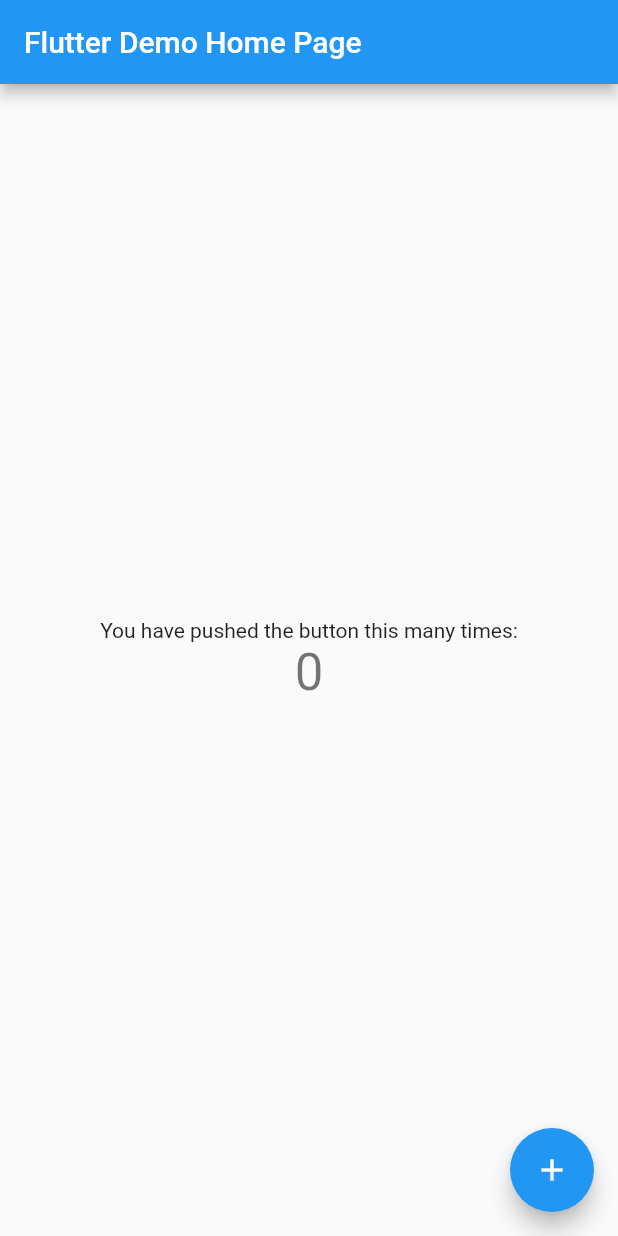
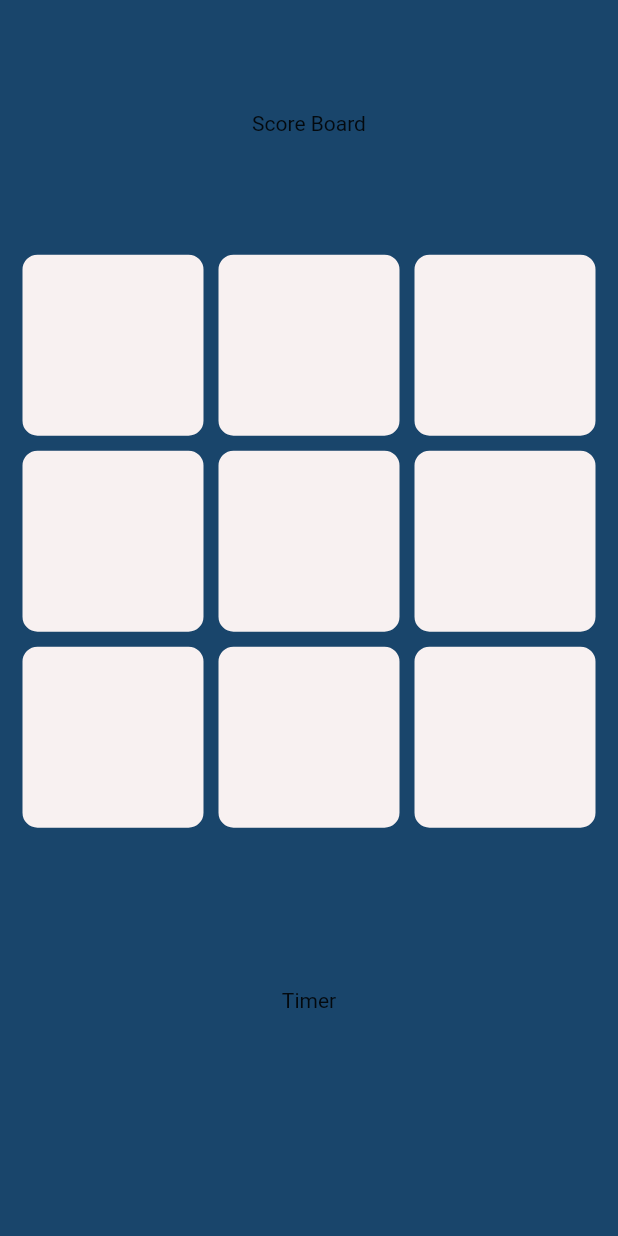
Before and after one commit to framadhan99/tic_tac_toe_game, a Flutter app: the screen it shows after launch, on a phone screen of 412 x 824 dp. Run offline on Flutter 3.47's test engine with Material 2 defaults, Android fonts, the phone set to English and light mode, and no system bars.

```diff
--- a/lib/main.dart
+++ b/lib/main.dart
@@ -1,4 +1,5 @@
 import 'package:flutter/material.dart';
+import 'package:tic_tac_toe_game/pages/home_page.dart';
 
 void main() {
   runApp(const MyApp());
@@ -11,105 +12,8 @@ class MyApp extends StatelessWidget {
   @override
   Widget build(BuildContext context) {
     return MaterialApp(
-      title: 'Flutter Demo',
-      theme: ThemeData(
-        // This is the theme of your application.
-        //
-        // Try running your application with "flutter run". You'll see the
-        // application has a blue toolbar. Then, without quitting the app, try
-        // changing the primarySwatch below to Colors.green and then invoke
-        // "hot reload" (press "r" in the console where you ran "flutter run",
-        // or simply save your changes to "hot reload" in a Flutter IDE).
-        // Notice that the counter didn't reset back to zero; the application
-        // is not restarted.
-        primarySwatch: Colors.blue,
-      ),
-      home: const MyHomePage(title: 'Flutter Demo Home Page'),
+      debugShowCheckedModeBanner: false,
+      home: HomePage(),
     );
   }
 }
-
-class MyHomePage extends StatefulWidget {
-  const MyHomePage({super.key, required this.title});
-
-  // This widget is the home page of your application. It is stateful, meaning
-  // that it has a State object (defined below) that contains fields that affect
-  // how it looks.
-
-  // This class is the configuration for the state. It holds the values (in this
-  // case the title) provided by the parent (in this case the App widget) and
-  // used by the build method of the State. Fields in a Widget subclass are
-  // always marked "final".
-
-  final String title;
-
-  @override
-  State<MyHomePage> createState() => _MyHomePageState();
-}
-
-class _MyHomePageState extends State<MyHomePage> {
-  int _counter = 0;
-
-  void _incrementCounter() {
-    setState(() {
-      // This call to setState tells the Flutter framework that something has
-      // changed in this State, which causes it to rerun the build method below
-      // so that the display can reflect the updated values. If we changed
-      // _counter without calling setState(), then the build method would not be
-      // called again, and so nothing would appear to happen.
-      _counter++;
-    });
-  }
-
-  @override
-  Widget build(BuildContext context) {
-    // This method is rerun every time setState is called, for instance as done
-    // by the _incrementCounter method above.
-    //
-    // The Flutter framework has been optimized to make rerunning build methods
-    // fast, so that you can just rebuild anything that needs updating rather
-    // than having to individually change instances of widgets.
-    return Scaffold(
-      appBar: AppBar(
-        // Here we take the value from the MyHomePage object that was created by
-        // the App.build method, and use it to set our appbar title.
-        title: Text(widget.title),
-      ),
-      body: Center(
-        // Center is a layout widget. It takes a single child and positions it
-        // in the middle of the parent.
-        child: Column(
-          // Column is also a layout widget. It takes a list of children and
-          // arranges them vertically. By default, it sizes itself to fit its
-          // children horizontally, and tries to be as tall as its parent.
-          //
-          // Invoke "debug painting" (press "p" in the console, choose the
-          // "Toggle Debug Paint" action from the Flutter Inspector in Android
-          // Studio, or the "Toggle Debug Paint" command in Visual Studio Code)
-          // to see the wireframe for each widget.
-          //
-          // Column has various properties to control how it sizes itself and
-          // how it positions its children. Here we use mainAxisAlignment to
-          // center the children vertically; the main axis here is the vertical
-          // axis because Columns are vertical (the cross axis would be
-          // horizontal).
-          mainAxisAlignment: MainAxisAlignment.center,
-          children: <Widget>[
-            const Text(
-              'You have pushed the button this many times:',
-            ),
-            Text(
-              '$_counter',
-              style: Theme.of(context).textTheme.headline4,
-            ),
-          ],
-        ),
-      ),
-      floatingActionButton: FloatingActionButton(
-        onPressed: _incrementCounter,
-        tooltip: 'Increment',
-        child: const Icon(Icons.add),
-      ), // This trailing comma makes auto-formatting nicer for build methods.
-    );
-  }
-}
--- /dev/null
+++ b/lib/pages/home_page.dart
@@ -0,0 +1,79 @@
+import 'package:flutter/material.dart';
+import 'package:tic_tac_toe_game/utils/styles.dart';
+
+class HomePage extends StatefulWidget {
+  const HomePage({super.key});
+
+  @override
+  State<HomePage> createState() => _HomePageState();
+}
+
+class _HomePageState extends State<HomePage> {
+  bool oTrun = true;
+  List<String> displayOX = ['', '', '', '', '', '', '', '', ''];
+
+  @override
+  Widget build(BuildContext context) {
+    return Scaffold(
+      backgroundColor: Styles.colorBlueGrey,
+      body: SafeArea(
+        child: Padding(
+          padding: EdgeInsets.symmetric(horizontal: 10),
+          child: Column(
+            children: [
+              Expanded(
+                flex: 1,
+                child: Center(child: Text('Score Board')),
+              ),
+              Expanded(
+                flex: 3,
+                child: GridView.builder(
+                  itemCount: 9,
+                  gridDelegate: SliverGridDelegateWithFixedCrossAxisCount(
+                      crossAxisCount: 3),
+                  itemBuilder: (context, index) {
+                    return GestureDetector(
+                      onTap: () {
+                        _tapped(index);
+                      },
+                      child: Container(
+                        decoration: BoxDecoration(
+                            color: Styles.colorWhite,
+                            borderRadius: BorderRadius.circular(15),
+                            border: Border.all(
+                                width: 5, color: Styles.colorBlueGrey)),
+                        child: Center(
+                            child: Text(
+                          displayOX[index],
+                          style: Styles.textPriamry
+                              .copyWith(color: Styles.colorBlue, fontSize: 70),
+                        )),
+                      ),
+                    );
+                  },
+                ),
+              ),
+              Expanded(
+                flex: 1,
+                child: Text('Timer'),
+              ),
+            ],
+          ),
+        ),
+      ),
+    );
+  }
+
+  // tapped tic tac toe
+  void _tapped(int index) {
+    setState(() {
+      if (oTrun && displayOX[index] == '') {
+        displayOX[index] = 'O';
+      } else {
+        displayOX[index] = 'X';
+      }
+
+      oTrun = !oTrun;
+    });
+  }
+}
--- /dev/null
+++ b/lib/pages/intro_page.dart
@@ -0,0 +1,21 @@
+import 'package:flutter/material.dart';
+import 'package:flutter/src/widgets/container.dart';
+import 'package:flutter/src/widgets/framework.dart';
+
+import '../utils/styles.dart';
+
+class IntroPage extends StatelessWidget {
+  const IntroPage({super.key});
+
+  @override
+  Widget build(BuildContext context) {
+    return Scaffold(
+      backgroundColor: Styles.colorBlueGrey,
+      body: Center(
+          child: Text(
+        'Tic-Tac-Toe Game',
+        style: Styles.textPriamry,
+      )),
+    );
+  }
+}
--- /dev/null
+++ b/lib/utils/styles.dart
@@ -0,0 +1,15 @@
+import 'package:flutter/material.dart';
+
+class Styles {
+  static Color colorWhite = const Color(0xffF8F1F1);
+  static Color colorBlueGrey = const Color(0xff19456B);
+  static Color colorBlue = const Color(0xff11698E);
+  static Color colorGreen = const Color(0xff16C79A);
+
+  static TextStyle textPriamry = TextStyle(
+    color: colorWhite,
+    fontSize: 28,
+    fontFamily: 'Coiny',
+    letterSpacing: 3,
+  );
+}
```
Also changed, not shown: pubspec.yaml (+7 -9 lines), assets/fonts/Coiny-Regular.ttf (added).
